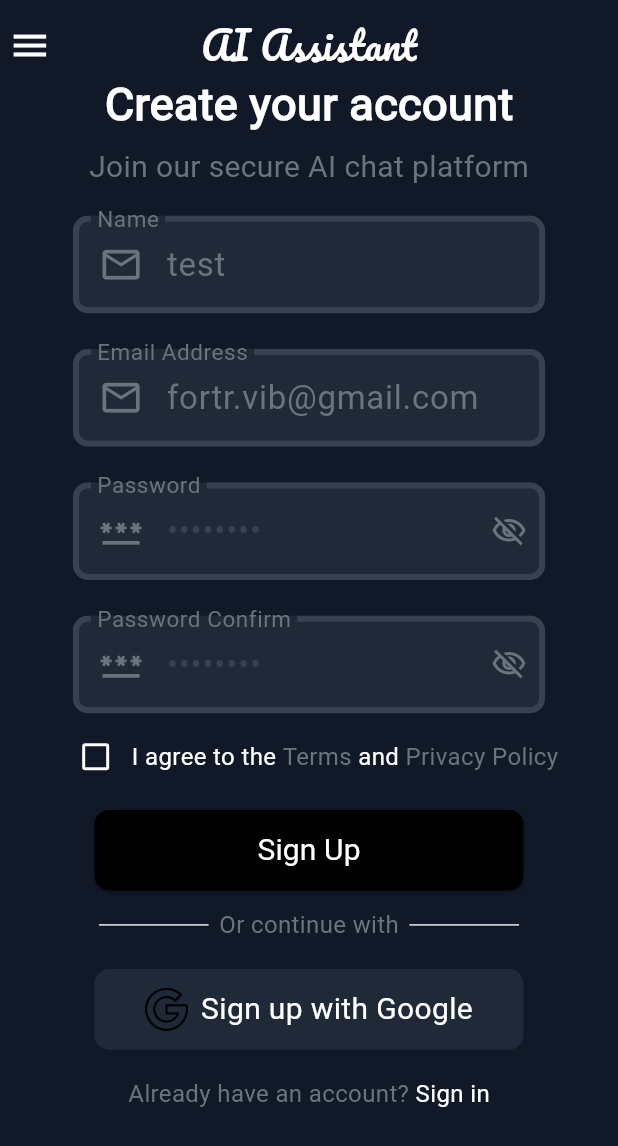
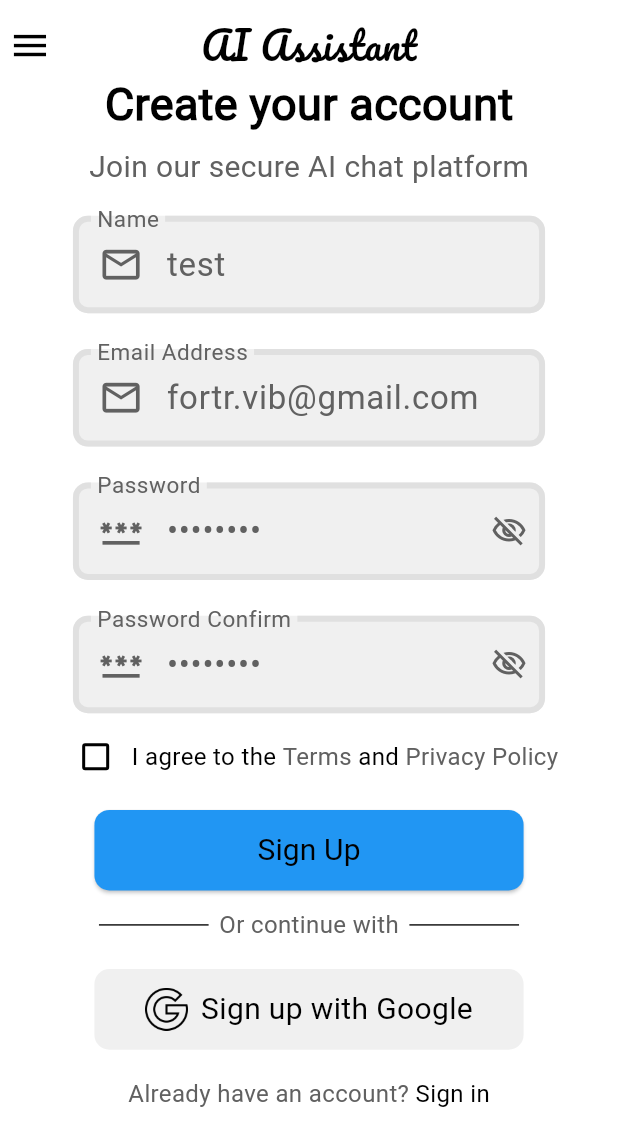
Before and after one commit to yasinowo/chatgpt-with-flutter, a Flutter app: the screen it shows after launch, after a tap on "Sign up", on a phone screen of 412 x 824 dp. Shown: the top 1146 px of the screen. Run offline on Flutter 3.47's test engine with Material 3 defaults, Android fonts, the phone set to English and light mode, and no system bars; our stand-ins replace animated_text_kit, bloc, dio, flutter_bloc, flutter_screenutil, get_it and 3 more; missing offline and left inert: clipboard, gpt_markdown, stream_typewriter_text; accounts and stored records are empty; network calls fail.

Commit message:
add: default theme

```diff
--- a/lib/components/textfildpass_global.dart
+++ b/lib/components/textfildpass_global.dart
@@ -29,7 +29,7 @@ class _PwTextFildGlobalState extends State<PwTextFildGlobal> {
       child: TextFormField(
         controller: widget.controller,
         obscureText: _obscurePassword,
-        style: MyFonts.bodyLarge.copyWith(color: theme.colorScheme.secondary),
+        style: MyFonts.bodyLarge.copyWith(color: theme.colorScheme.primary),
         decoration: InputDecoration(
           fillColor: theme
               .colorScheme.inversePrimary, // Change this to your desired color
--- a/lib/main.dart
+++ b/lib/main.dart
@@ -28,7 +28,7 @@ Future<void> main() async {
   );
   runApp(ChangeNotifierProvider(
     child: const MyApp(),
-    create: (context) => ThemeProvider(),
+    create: (context) => ThemeProvider(context),
   ));
   ChatDatabase.instance.database;
 }
--- a/lib/them/theme_provider.dart
+++ b/lib/them/theme_provider.dart
@@ -1,31 +1,42 @@
 import 'package:flutter/material.dart';
 import 'package:my_chat_gpt/them/dark_mode.dart';
 import 'package:my_chat_gpt/them/light_mod.dart';
+import 'package:shared_preferences/shared_preferences.dart';
 
 class ThemeProvider extends ChangeNotifier {
-  // initially, light mode
   ThemeData _themeData = darkMode;
 
-  // get theme
   ThemeData get themeData => _themeData;
 
-  // is dark mode
   bool get isDarkMode => _themeData == darkMode;
 
-  // set theme
-  set themeData(ThemeData themeData) {
-    _themeData = themeData;
+  ThemeProvider(BuildContext context) {
+    _loadTheme(context); // بارگیری تم ذخیره شده یا تنظیم بر اساس روشنایی سیستم
+  }
 
-    // update UI
+  Future<void> _loadTheme(BuildContext context) async {
+    final prefs = await SharedPreferences.getInstance();
+    final isDark = prefs.getBool('isDarkMode');
+    if (isDark == null) {
+      // تم ذخیره شده وجود ندارد، بر اساس روشنایی سیستم تنظیم کنید
+      final brightness = MediaQuery.platformBrightnessOf(context);
+      _themeData = brightness == Brightness.dark ? darkMode : lightMode;
+      _saveTheme(brightness == Brightness.dark);
+    } else {
+      // تم ذخیره شده وجود دارد، از آن استفاده کنید
+      _themeData = isDark ? darkMode : lightMode;
+    }
     notifyListeners();
   }
 
-  // toggle theme
+  Future<void> _saveTheme(bool isDark) async {
+    final prefs = await SharedPreferences.getInstance();
+    await prefs.setBool('isDarkMode', isDark);
+  }
+
   void toggleTheme() {
-    if (_themeData == lightMode) {
-      themeData = darkMode;
-    } else {
-      themeData = lightMode;
-    }
+    _themeData = _themeData == lightMode ? darkMode : lightMode;
+    _saveTheme(isDarkMode);
+    notifyListeners();
   }
 }
```
Also changed, not shown: 4 other files.
